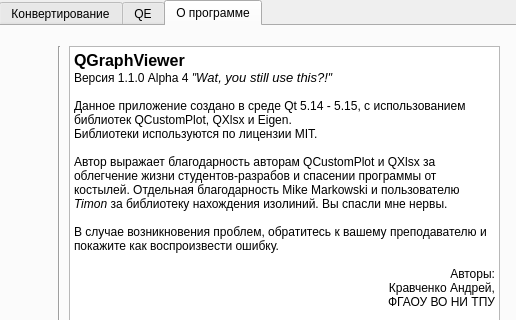
Old version of the form ui/mainwindow.ui in the repository small23/QGraphViewer; both pictures show x 175 to 691 and y 0 to 320 of the 691 by 469 pixel window.
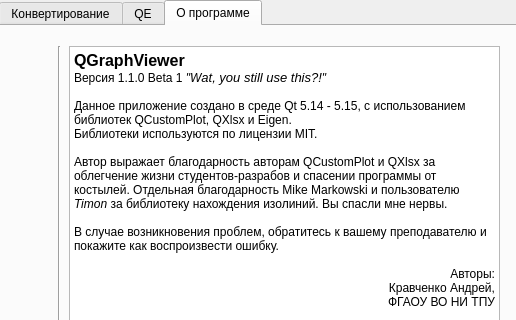
New version of the form. The open tabs and pages were chosen to show the change.

```diff
--- a/ui/mainwindow.ui
+++ b/ui/mainwindow.ui
@@ -6691,7 +6691,7 @@
 p, li { white-space: pre-wrap; }
 &lt;/style&gt;&lt;/head&gt;&lt;body style=&quot; font-family:'Arial'; font-size:9pt; font-weight:400; font-style:normal;&quot;&gt;
 &lt;p style=&quot; margin-top:0px; margin-bottom:0px; margin-left:0px; margin-right:0px; -qt-block-indent:0; text-indent:0px;&quot;&gt;&lt;span style=&quot; font-size:12pt; font-weight:600;&quot;&gt;QGraphViewer&lt;/span&gt;&lt;/p&gt;
-&lt;p style=&quot; margin-top:0px; margin-bottom:0px; margin-left:0px; margin-right:0px; -qt-block-indent:0; text-indent:0px;&quot;&gt;Версия 1.1.0 Alpha 4 &lt;span style=&quot; font-style:italic;&quot;&gt;&amp;quot;W&lt;/span&gt;&lt;span style=&quot; font-family:'MS Shell Dlg 2'; font-size:10pt; font-style:italic;&quot;&gt;at, you still use this?!&lt;/span&gt;&lt;span style=&quot; font-style:italic;&quot;&gt;&amp;quot; &lt;/span&gt;&lt;/p&gt;
+&lt;p style=&quot; margin-top:0px; margin-bottom:0px; margin-left:0px; margin-right:0px; -qt-block-indent:0; text-indent:0px;&quot;&gt;Версия 1.1.0 Beta 1 &lt;span style=&quot; font-style:italic;&quot;&gt;&amp;quot;W&lt;/span&gt;&lt;span style=&quot; font-family:'MS Shell Dlg 2'; font-size:10pt; font-style:italic;&quot;&gt;at, you still use this?!&lt;/span&gt;&lt;span style=&quot; font-style:italic;&quot;&gt;&amp;quot; &lt;/span&gt;&lt;/p&gt;
 &lt;p style=&quot; margin-top:0px; margin-bottom:0px; margin-left:0px; margin-right:0px; -qt-block-indent:0; text-indent:0px;&quot;&gt; &lt;/p&gt;
 &lt;p style=&quot; margin-top:0px; margin-bottom:0px; margin-left:0px; margin-right:0px; -qt-block-indent:0; text-indent:0px;&quot;&gt;Данное приложение создано в среде Qt 5.14 - 5.15, с использованием библиотек QCustomPlot, QXlsx и Eigen.&lt;/p&gt;
 &lt;p style=&quot; margin-top:0px; margin-bottom:0px; margin-left:0px; margin-right:0px; -qt-block-indent:0; text-indent:0px;&quot;&gt;Библиотеки используются по лицензии MIT.&lt;/p&gt;
```
Left out of the diff: 4 changed lines with no effect on the pictures.
